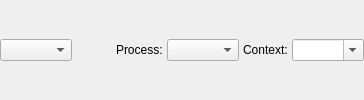
The window that lib/ui/checkin_out/ui_fast_controls.ui (listyque/TACTIC-Handler) describes before a commit, drawn with Qt 5.
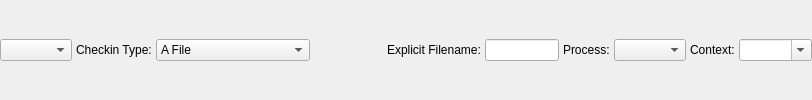
The same window after the commit.

Diff of the .ui file:
```diff
--- a/lib/ui/checkin_out/ui_fast_controls.ui
+++ b/lib/ui/checkin_out/ui_fast_controls.ui
@@ -5,7 +5,7 @@
   <property name="windowTitle">
    <string>Form</string>
   </property>
-  <layout class="QHBoxLayout" name="fastControlsHorizontalLayout" stretch="0,1,0,1,0,1">
+  <layout class="QHBoxLayout" name="horizontalLayout" stretch="0,0,0,1,0,1,0,0,0,1">
    <property name="spacing">
     <number>4</number>
    </property>
@@ -15,6 +15,45 @@
    <item>
     <widget class="QComboBox" name="formatTypeComboBox"/>
    </item>
+   <item>
+    <widget class="QLabel" name="checkinTypeLabel">
+     <property name="text">
+      <string>Checkin Type:</string>
+     </property>
+     <property name="textFormat">
+      <enum>Qt::PlainText</enum>
+     </property>
+    </widget>
+   </item>
+   <item>
+    <widget class="QComboBox" name="checkinTypeComboBox">
+     <item>
+      <property name="text">
+       <string>A File</string>
+      </property>
+     </item>
+     <item>
+      <property name="text">
+       <string>A Sequence</string>
+      </property>
+     </item>
+     <item>
+      <property name="text">
+       <string>A Directory</string>
+      </property>
+     </item>
+     <item>
+      <property name="text">
+       <string>Miltiple Individual Files</string>
+      </property>
+     </item>
+     <item>
+      <property name="text">
+       <string>Work Area</string>
+      </property>
+     </item>
+    </widget>
+   </item>
    <item>
     <spacer name="horizontalSpacer_2">
      <property name="orientation">
@@ -31,6 +70,16 @@
      </property>
     </spacer>
    </item>
+   <item>
+    <widget class="QLabel" name="explicitFilenameLabel">
+     <property name="text">
+      <string>Explicit Filename:</string>
+     </property>
+    </widget>
+   </item>
+   <item>
+    <widget class="QLineEdit" name="explicitFilenameLineEdit"/>
+   </item>
    <item>
     <widget class="QLabel" name="processLabel">
      <property name="text">
```
